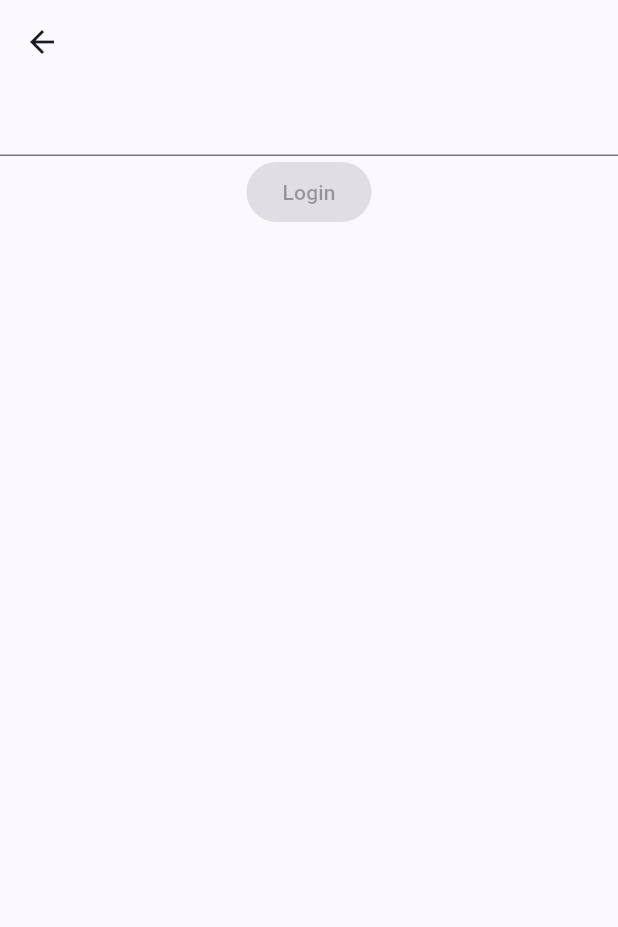
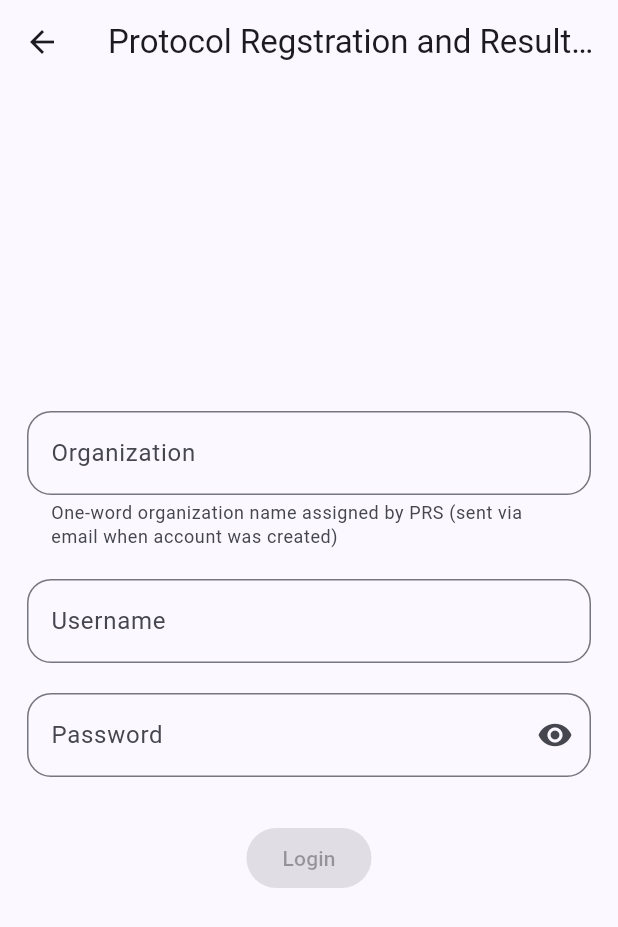
Before and after one commit to JohnnyCasares/trialpathway, a Flutter app: the screen it shows after launch, after a tap on "Researcher", on a phone screen of 412 x 824 dp. Shown: the top 927 px of the screen. Run offline on Flutter 3.47's test engine with Material 3 defaults, Android fonts, the phone set to English and light mode, and no system bars.

Commit message:
added custom textfield, and finished mock researcher login

```diff
--- /dev/null
+++ b/lib/custom_widgets/custom_textformfield.dart
@@ -0,0 +1,71 @@
+import 'package:flutter/material.dart';
+class CustomTextFormField extends StatefulWidget {
+  const CustomTextFormField({
+    super.key,
+    required this.hintText,
+    required this.controller,
+    this.helperText,
+    this.validator,
+    this.isPassword = false,
+  });
+  final String hintText;
+  final TextEditingController controller;
+  final String? helperText;
+  final String? Function(String?)? validator;
+  final bool isPassword;
+  @override
+  State<CustomTextFormField> createState() => _CustomTextFormFieldState();
+}
+class _CustomTextFormFieldState extends State<CustomTextFormField> {
+  late bool visibility;
+  IconData visibilityIcon = Icons.visibility;
+  @override
+  void initState() {
+    visibility = widget.isPassword;
+    super.initState();
+  }
+
+  @override
+  Widget build(BuildContext context) {
+    return Padding(
+      padding: const EdgeInsets.all(10.0),
+      child: TextFormField(
+        validator: widget.validator ?? defaultValidator,
+        controller: widget.controller,
+        obscureText: visibility,
+        decoration: InputDecoration(
+            suffixIcon: widget.isPassword
+                ? IconButton(
+              onPressed: visibilityToggle,
+              icon: Icon(visibilityIcon),
+            )
+                : null,
+            helperMaxLines: 3,
+            helperText: widget.helperText,
+            label: Text(widget.hintText),
+            hintText: widget.hintText,
+            border:
+            OutlineInputBorder(borderRadius: BorderRadius.circular(16))),
+      ),
+    );
+  }
+
+  String? defaultValidator(value) {
+    if (value == null || value.isEmpty) return 'Please fill this field';
+    return null;
+  }
+
+  visibilityToggle() {
+    if (visibility) {
+      setState(() {
+        visibility = false;
+        visibilityIcon = Icons.visibility_off;
+      });
+    } else {
+      setState(() {
+        visibility = true;
+        visibilityIcon = Icons.visibility;
+      });
+    }
+  }
+}
--- a/lib/researcher/login_research.dart
+++ b/lib/researcher/login_research.dart
@@ -1,5 +1,7 @@
 import 'package:flutter/material.dart';
 import 'package:hti_trialpathway/researcher/research_main.dart';
+
+import '../custom_widgets/custom_textformfield.dart';
 
 class ResearchLogin extends StatefulWidget {
   const ResearchLogin({super.key});
@@ -9,34 +11,76 @@ class ResearchLogin extends StatefulWidget {
 }
 
 class _ResearchLoginState extends State<ResearchLogin> {
-  var key = GlobalKey<FormState>();
+  final _formKey = GlobalKey<FormState>();
   bool valid = false;
+  TextEditingController organizationController = TextEditingController();
+  TextEditingController usernameController = TextEditingController();
+  TextEditingController passwordController = TextEditingController();
+  @override
+  void dispose() {
+    organizationController.dispose();
+    usernameController.dispose();
+    passwordController.dispose();
+    super.dispose();
+  }
+
   @override
   Widget build(BuildContext context) {
     return Scaffold(
-      appBar: AppBar(),
-      body: Center(
+      appBar: AppBar(
+        title: Text('Protocol Regstration and Results System'),
+      ),
+      body: Padding(
+        padding: const EdgeInsets.all(8.0),
+        child: Center(
           child: Form(
-          key: key,
-          onChanged: (){
-            if(key.currentState!=null && key.currentState!.validate()){
+            onChanged: () {
+              if (_formKey.currentState!.validate()) {
                 setState(() {
                   valid = true;
                 });
+              } else {
+                setState(() {
+                  valid = false;
+                });
               }
             },
+            key: _formKey,
+            child: SizedBox(
+              width: 600,
               child: Column(
+                mainAxisAlignment: MainAxisAlignment.center,
                 children: [
-              /*org (One-word organization name assigned by PRS (sent via email when account was created)),
-               username,
-               password*/
-              TextFormField(
-
+                  CustomTextFormField(
+                    hintText: 'Organization',
+                    controller: organizationController,
+                    helperText:
+                        'One-word organization name assigned by PRS (sent via email when account was created)',
                   ),
-              ElevatedButton(onPressed: valid?(){
-                Navigator.of(context).push(MaterialPageRoute(builder: (_)=>ResearchMain()));
-              }:null, child: const Text('Login'))
+                  CustomTextFormField(
+                    hintText: 'Username',
+                    controller: usernameController,
+                  ),
+                  CustomTextFormField(
+                    hintText: 'Password',
+                    controller: passwordController,
+                    isPassword: true,
+                  ),
+                  Padding(
+                    padding: const EdgeInsets.all(20.0),
+                    child: ElevatedButton(
+                        onPressed: valid
+                            ? () {
+                                Navigator.of(context).pushReplacement(
+                                    MaterialPageRoute(
+                                        builder: (_) => const ResearchMain()));
+                              }
+                            : null,
+                        child: const Text('Login')),
+                  )
                 ],
+              ),
+            ),
           ),
         ),
       ),
--- a/lib/researcher/views/info.dart
+++ b/lib/researcher/views/info.dart
@@ -14,7 +14,7 @@ class _InfoState extends State<Info> {
     return Column(
       children: [
         Text('Title'),
-        TextField()
+
       ],
     );
   }
```
Lines whose indentation alone changed are shown as unchanged.
